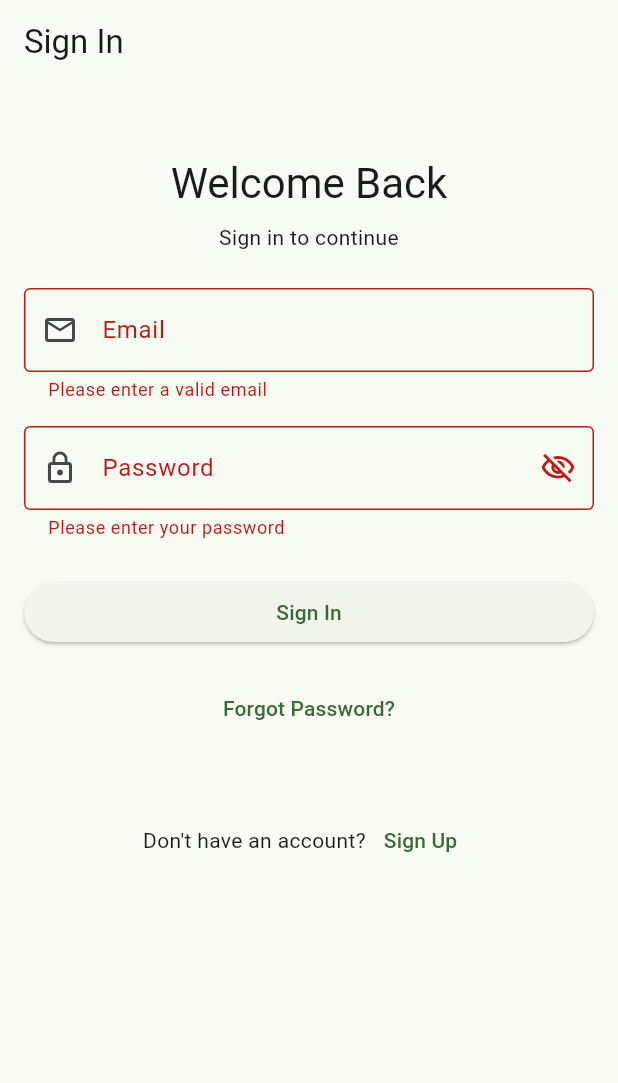
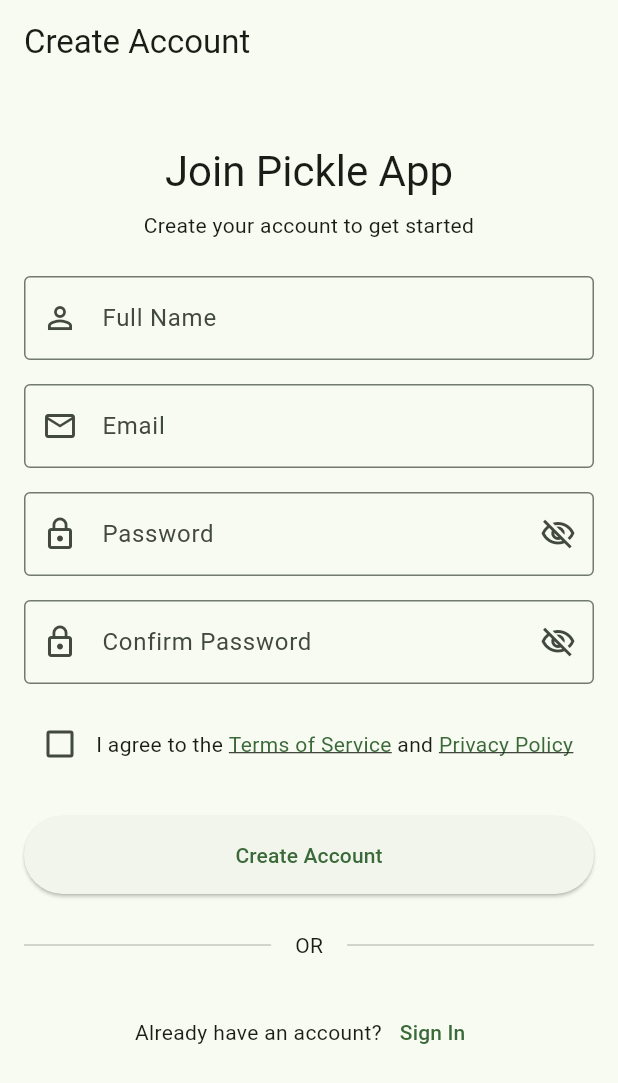
Before and after one commit to huynhnhutlam/PicklePlay, a Flutter app: the screen it shows after launch, after a tap on "Sign In", after a tap on "Sign Up", on a phone screen of 412 x 824 dp. Shown: the top 1083 px of the screen. Run offline on Flutter 3.47's test engine with Material 3 defaults, Android fonts, the phone set to English and light mode, and no system bars; our stand-ins replace bloc, dartz, equatable, flutter_bloc, flutter_dotenv, formz and 5 more; accounts and stored records are empty.

Commit message:
upddate: update signup

```diff
--- a/lib/app_router.dart
+++ b/lib/app_router.dart
@@ -2,8 +2,8 @@ import 'package:flutter/material.dart';
 import 'package:flutter_bloc/flutter_bloc.dart';
 import 'package:go_router/go_router.dart';
 import 'package:pickle_app/features/auth/presentation/bloc/auth_bloc.dart';
-import 'package:pickle_app/features/auth/presentation/bloc/auth_event.dart';
 import 'package:pickle_app/features/auth/presentation/pages/login_page.dart';
+import 'package:pickle_app/features/auth/presentation/pages/register_page.dart';
 import 'package:pickle_app/features/venue/presentation/bloc/venue_bloc.dart';
 import 'package:pickle_app/features/venue/presentation/screens/venues_list_screen.dart';
 
@@ -19,10 +19,18 @@ class AppRouter {
         builder: (context, state) => MultiBlocProvider(
           providers: [
             BlocProvider<AuthBloc>(
-              create: (context) => AuthBloc()..add(const AuthCheckRequested()),
+              // create: (context) => AuthBloc()..add(const AuthCheckRequested()),
+              create: (context) => AuthBloc(),
             ),
           ],
           child: const LoginPage(),
+        ),
+      ),
+      GoRoute(
+        path: '/register',
+        builder: (context, state) => MultiBlocProvider(
+          providers: [BlocProvider<AuthBloc>(create: (context) => AuthBloc())],
+          child: const RegisterPage(),
         ),
       ),
       GoRoute(
--- a/lib/core/utils/validator.dart
+++ b/lib/core/utils/validator.dart
@@ -59,6 +59,24 @@ class RequiredField<T> extends FormzInput<T, RequiredFieldValidationError> {
   }
 }
 
+// Name validation
+enum NameValidationError { invalid }
+
+class Name extends FormzInput<String, NameValidationError> {
+  const Name.pure() : super.pure('');
+  const Name.dirty([String value = '']) : super.dirty(value);
+
+  static const _minNameLength = 2;
+
+  @override
+  NameValidationError? validator(String? value) {
+    final trimmedValue = (value ?? '').trim();
+    return trimmedValue.length >= _minNameLength
+        ? null
+        : NameValidationError.invalid;
+  }
+}
+
 // Phone number validation
 enum PhoneNumberValidationError { invalid }
 
@@ -84,4 +102,5 @@ extension ValidationMessages on String {
   static String get password => 'Password must be at least 6 characters long';
   static String get required => 'This field is required';
   static String get phone => 'Please enter a valid phone number';
+  static String get name => 'Name must be at least 2 characters long';
 }
--- a/lib/features/auth/presentation/bloc/auth_state.dart
+++ b/lib/features/auth/presentation/bloc/auth_state.dart
@@ -1,7 +1,14 @@
 import 'package:equatable/equatable.dart';
 import 'package:pickle_app/features/auth/domain/entities/user_entity.dart';
 
-enum AuthStatus { initial, loading, authenticated, unauthenticated, failure }
+enum AuthStatus {
+  initial,
+  loading,
+  authenticated,
+  unauthenticated,
+  failure,
+  registrationSuccess,
+}
 
 class AuthState extends Equatable {
   final AuthStatus status;
@@ -32,7 +39,8 @@ class AuthState extends Equatable {
     );
   }
 
-  bool get isAuthenticated => status == AuthStatus.authenticated && user != null;
+  bool get isAuthenticated =>
+      status == AuthStatus.authenticated && user != null;
   bool get isUnauthenticated => status == AuthStatus.unauthenticated;
   bool get isLoading => status == AuthStatus.loading;
   bool get hasError => status == AuthStatus.failure && error != null;
--- a/lib/features/auth/presentation/pages/login_page.dart
+++ b/lib/features/auth/presentation/pages/login_page.dart
@@ -182,7 +182,7 @@ class _LoginPageState extends State<LoginPage> {
                         const Text("Don't have an account?"),
                         TextButton(
                           onPressed: () {
-                            // TODO: Navigate to sign up page
+                            context.go('/register');
                           },
                           child: const Text('Sign Up'),
                         ),
--- /dev/null
+++ b/lib/features/auth/presentation/pages/register_page.dart
@@ -0,0 +1,139 @@
+import 'package:flutter/material.dart';
+import 'package:flutter_bloc/flutter_bloc.dart';
+import 'package:go_router/go_router.dart';
+import 'package:pickle_app/features/auth/presentation/bloc/auth_bloc.dart';
+import 'package:pickle_app/features/auth/presentation/bloc/auth_state.dart';
+import 'package:pickle_app/features/auth/presentation/widgets/registration_form.dart';
+
+class RegisterPage extends StatelessWidget {
+  const RegisterPage({super.key});
+
+  @override
+  Widget build(BuildContext context) {
+    return Scaffold(
+      appBar: AppBar(title: const Text('Create Account'), elevation: 0),
+      body: BlocConsumer<AuthBloc, AuthState>(
+        listener: (context, state) {
+          // Handle navigation on success
+          if (state.status == AuthStatus.registrationSuccess) {
+            // Show success message before navigation
+            ScaffoldMessenger.of(context).showSnackBar(
+              const SnackBar(
+                content: Text('Account created successfully!'),
+                backgroundColor: Colors.green,
+              ),
+            );
+            // Navigation will be handled by the auth state changes
+            context.go('/login');
+          }
+        },
+        builder: (context, state) {
+          return SafeArea(
+            minimum: const EdgeInsets.all(16.0),
+            child: SingleChildScrollView(
+              child: Column(
+                crossAxisAlignment: CrossAxisAlignment.stretch,
+                children: [
+                  const SizedBox(height: 24.0),
+                  Text(
+                    'Join Pickle App',
+                    style: Theme.of(context).textTheme.headlineMedium,
+                    textAlign: TextAlign.center,
+                  ),
+                  const SizedBox(height: 8.0),
+                  Text(
+                    'Create your account to get started',
+                    style: Theme.of(context).textTheme.bodyMedium,
+                    textAlign: TextAlign.center,
+                  ),
+
+                  // Error message display
+                  if (state.status == AuthStatus.failure) ...[
+                    const SizedBox(height: 24.0),
+                    Container(
+                      padding: const EdgeInsets.all(12.0),
+                      decoration: BoxDecoration(
+                        color: Theme.of(context).colorScheme.errorContainer,
+                        borderRadius: BorderRadius.circular(8.0),
+                      ),
+                      child: SelectableText.rich(
+                        TextSpan(
+                          text:
+                              state.error ??
+                              'An error occurred during registration',
+                          style: TextStyle(
+                            color: Theme.of(
+                              context,
+                            ).colorScheme.onErrorContainer,
+                            fontSize: 14,
+                          ),
+                        ),
+                        textAlign: TextAlign.center,
+                      ),
+                    ),
+                  ],
+
+                  const SizedBox(height: 24.0),
+
+                  // Registration Form
+                  RegistrationForm(
+                    onRegistrationSuccess: () {
+                      // Success handling is done in the BlocListener above
+                    },
+                  ),
+
+                  const SizedBox(height: 24.0),
+
+                  // Divider
+                  const Row(
+                    children: [
+                      Expanded(child: Divider()),
+                      Padding(
+                        padding: EdgeInsets.symmetric(horizontal: 16.0),
+                        child: Text('OR'),
+                      ),
+                      Expanded(child: Divider()),
+                    ],
+                  ),
+
+                  const SizedBox(height: 24.0),
+
+                  // Sign In Link
+                  Row(
+                    mainAxisAlignment: MainAxisAlignment.center,
+                    children: [
+                      const Text("Already have an account?"),
+                      TextButton(
+                        onPressed: () {
+                          context.go('/login');
+                        },
+                        child: const Text('Sign In'),
+                      ),
+                    ],
+                  ),
+
+                  const SizedBox(height: 16.0),
+
+                  // Social Sign Up Options (Placeholder)
+                  // TODO: Implement social sign-up options
+                  // const Text(
+                  //   'Sign up with',
+                  //   textAlign: TextAlign.center,
+                  //   style: TextStyle(fontSize: 14),
+                  // ),
+                  // const SizedBox(height: 16.0),
+                  // Row(
+                  //   mainAxisAlignment: MainAxisAlignment.spaceEvenly,
+                  //   children: [
+                  //     // Google, Apple, etc.
+                  //   ],
+                  // ),
+                ],
+              ),
+            ),
+          );
+        },
+      ),
+    );
+  }
+}
--- /dev/null
+++ b/lib/features/auth/presentation/widgets/password_strength_indicator.dart
@@ -0,0 +1,147 @@
+import 'package:flutter/material.dart';
+
+enum PasswordStrength { weak, medium, strong, veryStrong }
+
+class PasswordStrengthIndicator extends StatelessWidget {
+  final String password;
+  final bool showIndicator;
+
+  const PasswordStrengthIndicator({
+    super.key,
+    required this.password,
+    this.showIndicator = true,
+  });
+
+  PasswordStrength _getPasswordStrength() {
+    if (password.isEmpty) return PasswordStrength.weak;
+
+    int score = 0;
+
+    // Length check
+    if (password.length >= 8) score += 1;
+    if (password.length >= 12) score += 1;
+
+    // Character variety checks
+    if (RegExp(r'[a-z]').hasMatch(password)) score += 1;
+    if (RegExp(r'[A-Z]').hasMatch(password)) score += 1;
+    if (RegExp(r'[0-9]').hasMatch(password)) score += 1;
+    if (RegExp(r'[!@#$%^&*(),.?":{}|<>]').hasMatch(password)) score += 1;
+
+    if (score <= 2) return PasswordStrength.weak;
+    if (score <= 3) return PasswordStrength.medium;
+    if (score <= 4) return PasswordStrength.strong;
+    return PasswordStrength.veryStrong;
+  }
+
+  Color _getStrengthColor() {
+    switch (_getPasswordStrength()) {
+      case PasswordStrength.weak:
+        return Colors.red;
+      case PasswordStrength.medium:
+        return Colors.orange;
+      case PasswordStrength.strong:
+        return Colors.yellow;
+      case PasswordStrength.veryStrong:
+        return Colors.green;
+    }
+  }
+
+  String _getStrengthText() {
+    switch (_getPasswordStrength()) {
+      case PasswordStrength.weak:
+        return 'Weak';
+      case PasswordStrength.medium:
+        return 'Medium';
+      case PasswordStrength.strong:
+        return 'Strong';
+      case PasswordStrength.veryStrong:
+        return 'Very Strong';
+    }
+  }
+
+  double _getStrengthPercentage() {
+    switch (_getPasswordStrength()) {
+      case PasswordStrength.weak:
+        return 0.25;
+      case PasswordStrength.medium:
+        return 0.5;
+      case PasswordStrength.strong:
+        return 0.75;
+      case PasswordStrength.veryStrong:
+        return 1.0;
+    }
+  }
+
+  @override
+  Widget build(BuildContext context) {
+    if (!showIndicator || password.isEmpty) {
+      return const SizedBox.shrink();
+    }
+
+    final strength = _getPasswordStrength();
+    final color = _getStrengthColor();
+    final text = _getStrengthText();
+    final percentage = _getStrengthPercentage();
+
+    return Column(
+      crossAxisAlignment: CrossAxisAlignment.start,
+      children: [
+        const SizedBox(height: 8.0),
+        Row(
+          children: [
+            Expanded(
+              child: LinearProgressIndicator(
+                value: percentage,
+                backgroundColor: Colors.grey[300],
+                valueColor: AlwaysStoppedAnimation<Color>(color),
+                minHeight: 4,
+              ),
+            ),
+            const SizedBox(width: 8.0),
+            Text(
+              text,
+              style: TextStyle(
+                fontSize: 12,
+                color: color,
+                fontWeight: FontWeight.w500,
+              ),
+            ),
+          ],
+        ),
+        const SizedBox(height: 4.0),
+        Text(
+          _getPasswordHint(),
+          style: Theme.of(
+            context,
+          ).textTheme.bodySmall?.copyWith(color: Colors.grey[600]),
+        ),
+      ],
+    );
+  }
+
+  String _getPasswordHint() {
+    final hints = <String>[];
+
+    if (password.length < 8) {
+      hints.add('At least 8 characters');
+    }
+    if (!RegExp(r'[a-z]').hasMatch(password)) {
+      hints.add('Lowercase letter');
+    }
+    if (!RegExp(r'[A-Z]').hasMatch(password)) {
+      hints.add('Uppercase letter');
+    }
+    if (!RegExp(r'[0-9]').hasMatch(password)) {
+      hints.add('Number');
+    }
+    if (!RegExp(r'[!@#$%^&*(),.?":{}|<>]').hasMatch(password)) {
+      hints.add('Special character');
+    }
+
+    if (hints.isEmpty) {
+      return 'Password meets all requirements';
+    }
+
+    return 'Add: ${hints.join(', ')}';
+  }
+}
--- /dev/null
+++ b/lib/features/auth/presentation/widgets/registration_form.dart
@@ -0,0 +1,280 @@
+import 'package:flutter/material.dart';
+import 'package:flutter_bloc/flutter_bloc.dart';
+import 'package:pickle_app/core/utils/validator.dart';
+import 'package:pickle_app/features/auth/presentation/bloc/auth_bloc.dart';
+import 'package:pickle_app/features/auth/presentation/bloc/auth_event.dart';
+import 'package:pickle_app/features/auth/presentation/bloc/auth_state.dart';
+import 'package:pickle_app/features/auth/presentation/widgets/password_strength_indicator.dart';
+
+class RegistrationForm extends StatefulWidget {
+  final VoidCallback? onRegistrationSuccess;
+  final VoidCallback? onNavigateToLogin;
+
+  const RegistrationForm({
+    super.key,
+    this.onRegistrationSuccess,
+    this.onNavigateToLogin,
+  });
+
+  @override
+  State<RegistrationForm> createState() => _RegistrationFormState();
+}
+
+class _RegistrationFormState extends State<RegistrationForm> {
+  final _formKey = GlobalKey<FormState>();
+  final _nameController = TextEditingController();
+  final _emailController = TextEditingController();
+  final _passwordController = TextEditingController();
+  final _confirmPasswordController = TextEditingController();
+  bool _obscurePassword = true;
+  bool _obscureConfirmPassword = true;
+  bool _agreeToTerms = false;
+
+  @override
+  void dispose() {
+    _nameController.dispose();
+    _emailController.dispose();
+    _passwordController.dispose();
+    _confirmPasswordController.dispose();
+    super.dispose();
+  }
+
+  void _onRegisterPressed() {
+    if (_formKey.currentState?.validate() ?? false) {
+      if (!_agreeToTerms) {
+        ScaffoldMessenger.of(context).showSnackBar(
+          const SnackBar(
+            content: Text('Please agree to the terms and conditions'),
+            backgroundColor: Colors.red,
+          ),
+        );
+        return;
+      }
+
+      context.read<AuthBloc>().add(
+        SignUpRequested(
+          email: _emailController.text.trim(),
+          password: _passwordController.text,
+          name: _nameController.text.trim(),
+        ),
+      );
+    }
+  }
+
+  String? _validatePassword(String? value) {
+    if (value == null || value.isEmpty) {
+      return 'Please enter a password';
+    }
+    if (value.length < 6) {
+      return 'Password must be at least 6 characters long';
+    }
+    return null;
+  }
+
+  String? _validateConfirmPassword(String? value) {
+    if (value == null || value.isEmpty) {
+      return 'Please confirm your password';
+    }
+    if (value != _passwordController.text) {
+      return 'Passwords do not match';
+    }
+    return null;
+  }
+
+  @override
+  Widget build(BuildContext context) {
+    return BlocListener<AuthBloc, AuthState>(
+      listener: (context, state) {
+        if (state.status == AuthStatus.authenticated) {
+          widget.onRegistrationSuccess?.call();
+        }
+      },
+      child: Form(
+        key: _formKey,
+        child: Column(
+          crossAxisAlignment: CrossAxisAlignment.stretch,
+          children: [
+            // Full Name Field
+            TextFormField(
+              controller: _nameController,
+              decoration: const InputDecoration(
+                labelText: 'Full Name',
+                prefixIcon: Icon(Icons.person_outline),
+                border: OutlineInputBorder(),
+                hintText: 'Enter your full name',
+              ),
+              textInputAction: TextInputAction.next,
+              validator: (value) {
+                final name = Name.dirty(value ?? '');
+                return !name.isValid ? ValidationMessages.name : null;
+              },
+            ),
+
+            const SizedBox(height: 16.0),
+
+            // Email Field
+            TextFormField(
+              controller: _emailController,
+              decoration: const InputDecoration(
+                labelText: 'Email',
+                prefixIcon: Icon(Icons.email_outlined),
+                border: OutlineInputBorder(),
+                hintText: 'Enter your email address',
+              ),
+              keyboardType: TextInputType.emailAddress,
+              textInputAction: TextInputAction.next,
+              validator: (value) {
+                final email = Email.dirty(value ?? '');
+                return !email.isValid ? ValidationMessages.email : null;
+              },
+            ),
+
+            const SizedBox(height: 16.0),
+
+            // Password Field
+            TextFormField(
+              controller: _passwordController,
+              decoration: InputDecoration(
+                labelText: 'Password',
+                prefixIcon: const Icon(Icons.lock_outline),
+                suffixIcon: IconButton(
+                  icon: Icon(
+                    _obscurePassword
+                        ? Icons.visibility_off_outlined
+                        : Icons.visibility_outlined,
+                  ),
+                  onPressed: () {
+                    setState(() {
+                      _obscurePassword = !_obscurePassword;
+                    });
+                  },
+                ),
+                border: const OutlineInputBorder(),
+                hintText: 'Enter your password',
+              ),
+              obscureText: _obscurePassword,
+              textInputAction: TextInputAction.next,
+              validator: _validatePassword,
+              onChanged: (value) {
+                setState(() {
+                  // Trigger rebuild to update password strength indicator
+                });
+              },
+            ),
+
+            // Password Strength Indicator
+            PasswordStrengthIndicator(
+              password: _passwordController.text,
+              showIndicator: _passwordController.text.isNotEmpty,
+            ),
+
+            const SizedBox(height: 16.0),
+
+            // Confirm Password Field
+            TextFormField(
+              controller: _confirmPasswordController,
+              decoration: InputDecoration(
+                labelText: 'Confirm Password',
+                prefixIcon: const Icon(Icons.lock_outline),
+                suffixIcon: IconButton(
+                  icon: Icon(
+                    _obscureConfirmPassword
+                        ? Icons.visibility_off_outlined
+                        : Icons.visibility_outlined,
+                  ),
+                  onPressed: () {
+                    setState(() {
+                      _obscureConfirmPassword = !_obscureConfirmPassword;
+                    });
+                  },
+                ),
+                border: const OutlineInputBorder(),
+                hintText: 'Confirm your password',
+              ),
+              obscureText: _obscureConfirmPassword,
+              textInputAction: TextInputAction.done,
+              onFieldSubmitted: (_) => _onRegisterPressed(),
+              validator: _validateConfirmPassword,
+            ),
+
+            const SizedBox(height: 16.0),
+
+            // Terms and Conditions Checkbox
+            Row(
+              children: [
+                Checkbox(
+                  value: _agreeToTerms,
+                  onChanged: (value) {
+                    setState(() {
+                      _agreeToTerms = value ?? false;
+                    });
+                  },
+                ),
+                Expanded(
+                  child: GestureDetector(
+                    onTap: () {
+                      setState(() {
+                        _agreeToTerms = !_agreeToTerms;
+                      });
+                    },
+                    child: RichText(
+                      text: TextSpan(
+                        text: 'I agree to the ',
+                        style: Theme.of(context).textTheme.bodyMedium,
+                        children: [
+                          TextSpan(
+                            text: 'Terms of Service',
+                            style: TextStyle(
+                              color: Theme.of(context).colorScheme.primary,
+                              decoration: TextDecoration.underline,
+                            ),
+                          ),
+                          const TextSpan(text: ' and '),
+                          TextSpan(
+                            text: 'Privacy Policy',
+                            style: TextStyle(
+                              color: Theme.of(context).colorScheme.primary,
+                              decoration: TextDecoration.underline,
+                            ),
+                          ),
+                        ],
+                      ),
+                    ),
+                  ),
+                ),
+              ],
+            ),
+
+            const SizedBox(height: 24.0),
+
+            // Register Button
+            BlocBuilder<AuthBloc, AuthState>(
+              builder: (context, state) {
+                return ElevatedButton(
+                  onPressed: state.status == AuthStatus.loading
+                      ? null
+                      : _onRegisterPressed,
+                  style: ElevatedButton.styleFrom(
+                    padding: const EdgeInsets.symmetric(vertical: 16.0),
+                  ),
+                  child: state.status == AuthStatus.loading
+                      ? const SizedBox(
+                          width: 20,
+                          height: 20,
+                          child: CircularProgressIndicator(
+                            strokeWidth: 2,
+                            valueColor: AlwaysStoppedAnimation<Color>(
+                              Colors.white,
+                            ),
+                          ),
+                        )
+                      : const Text('Create Account'),
+                );
+              },
+            ),
+          ],
+        ),
+      ),
+    );
+  }
+}
```
Also changed, not shown: lib/features/auth/data/datasources/remote/supabase_auth_remote_datasource.dart (+27 -27 lines), lib/features/auth/data/repositories/auth_repository_impl.dart (+6 -6 lines), lib/features/auth/presentation/bloc/auth_bloc.dart (+8 -1 lines), 1 other file.
